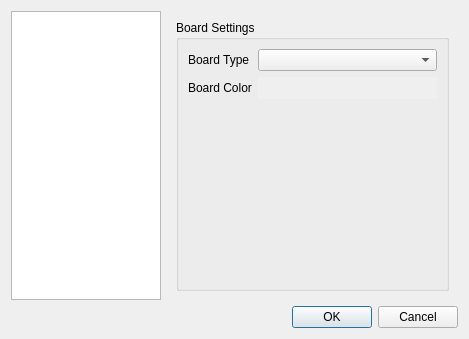
Qt form setupdialog.ui (nullx002/mugo) before a commit.
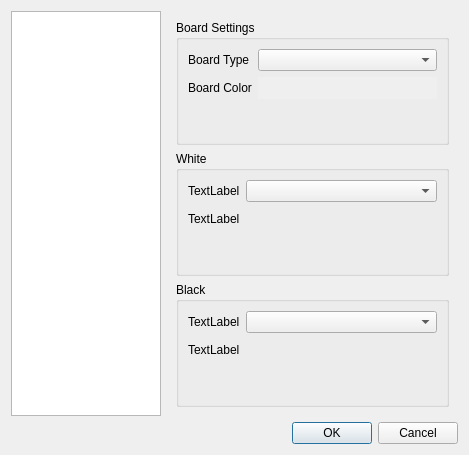
The same form after that commit.

Diff of the .ui file:
```diff
--- a/setupdialog.ui
+++ b/setupdialog.ui
@@ -7,7 +7,7 @@
     <x>0</x>
     <y>0</y>
     <width>469</width>
-    <height>339</height>
+    <height>455</height>
    </rect>
   </property>
   <property name="windowTitle">
@@ -38,7 +38,7 @@
         <number>0</number>
        </property>
        <widget class="QWidget" name="page">
-        <layout class="QHBoxLayout" name="horizontalLayout_2">
+        <layout class="QVBoxLayout" name="verticalLayout_2">
          <item>
           <widget class="QGroupBox" name="boardGroupBox">
            <property name="title">
@@ -81,6 +81,84 @@
            </layout>
           </widget>
          </item>
+         <item>
+          <widget class="QGroupBox" name="whiteGroupBox">
+           <property name="title">
+            <string>White</string>
+           </property>
+           <layout class="QFormLayout" name="formLayout_2">
+            <item row="0" column="0">
+             <widget class="QLabel" name="label">
+              <property name="text">
+               <string>TextLabel</string>
+              </property>
+             </widget>
+            </item>
+            <item row="0" column="1">
+             <widget class="QComboBox" name="comboBox"/>
+            </item>
+            <item row="1" column="0">
+             <widget class="QLabel" name="whiteColorLabel">
+              <property name="text">
+               <string>TextLabel</string>
+              </property>
+             </widget>
+            </item>
+            <item row="1" column="1">
+             <widget class="QPushButton" name="whiteColorButton">
+              <property name="text">
+               <string/>
+              </property>
+              <property name="autoDefault">
+               <bool>false</bool>
+              </property>
+              <property name="flat">
+               <bool>true</bool>
+              </property>
+             </widget>
+            </item>
+           </layout>
+          </widget>
+         </item>
+         <item>
+          <widget class="QGroupBox" name="blackGroupBox">
+           <property name="title">
+            <string>Black</string>
+           </property>
+           <layout class="QFormLayout" name="formLayout_3">
+            <item row="0" column="0">
+             <widget class="QLabel" name="label_2">
+              <property name="text">
+               <string>TextLabel</string>
+              </property>
+             </widget>
+            </item>
+            <item row="0" column="1">
+             <widget class="QComboBox" name="comboBox_2"/>
+            </item>
+            <item row="1" column="0">
+             <widget class="QLabel" name="blackColorLabel">
+              <property name="text">
+               <string>TextLabel</string>
+              </property>
+             </widget>
+            </item>
+            <item row="1" column="1">
+             <widget class="QPushButton" name="blackColorButton">
+              <property name="text">
+               <string/>
+              </property>
+              <property name="autoDefault">
+               <bool>false</bool>
+              </property>
+              <property name="flat">
+               <bool>true</bool>
+              </property>
+             </widget>
+            </item>
+           </layout>
+          </widget>
+         </item>
         </layout>
        </widget>
        <widget class="QWidget" name="page_2"/>
```
Left out of the diff: 4 changed lines with no effect on the pictures.
